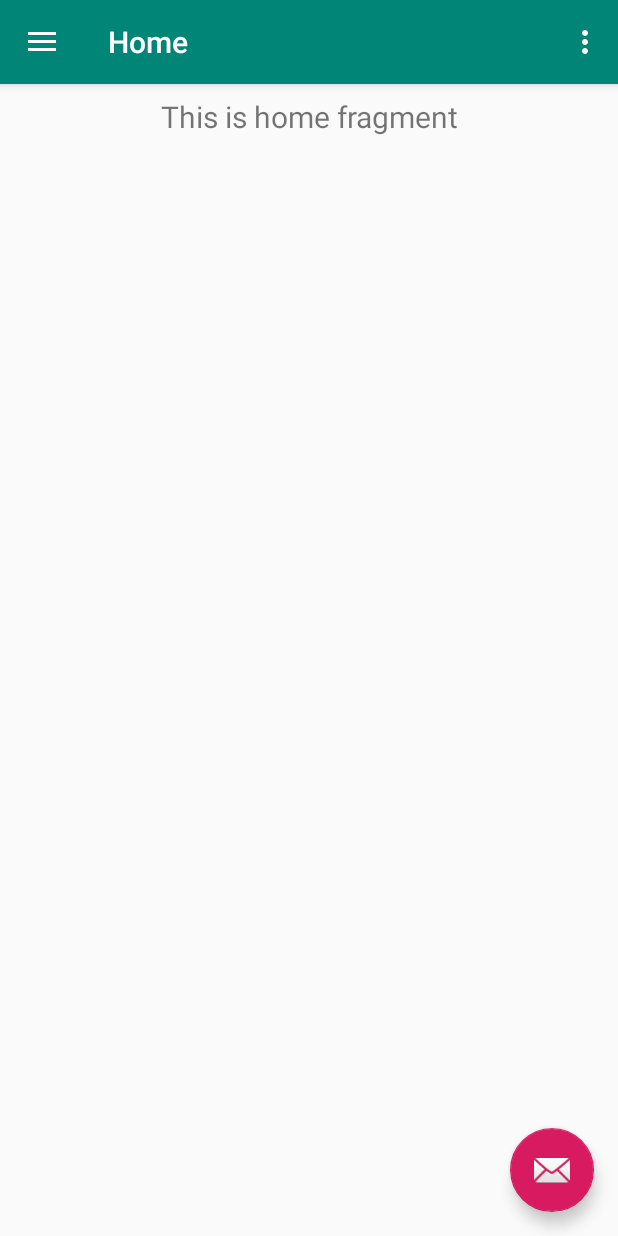
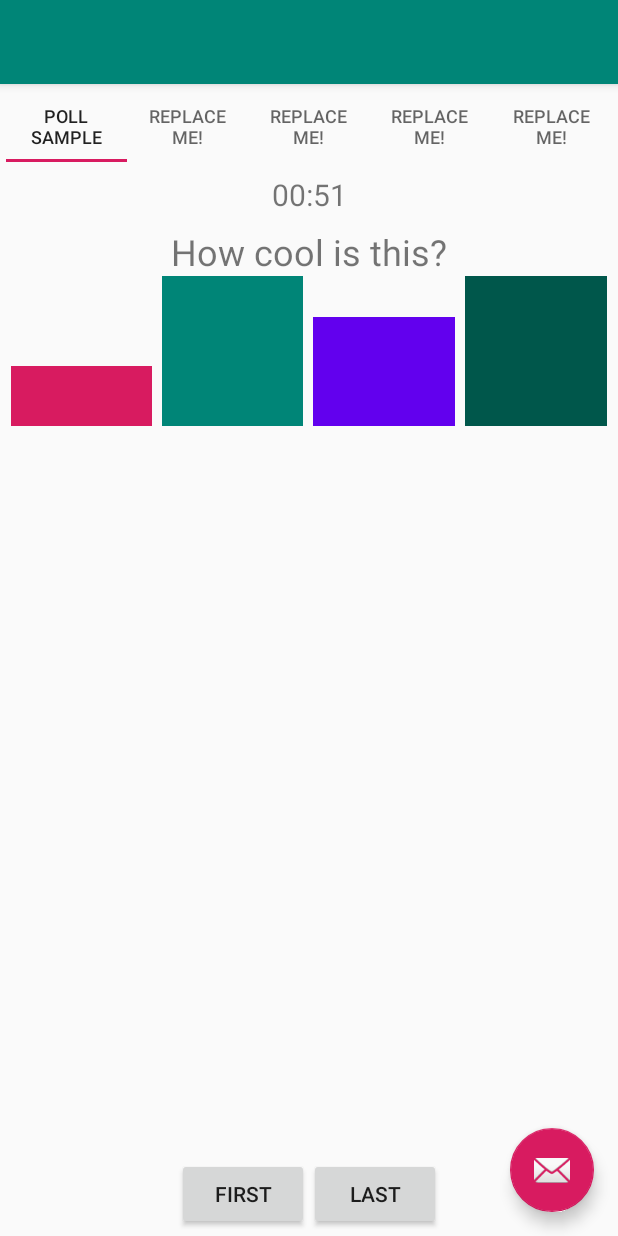
Before and after one commit to TheGingerRage/hackathon6-app, an Android app: the screen it shows after launch (MainActivity), on a phone screen of 412 x 824 dp. Run offline under Robolectric (Android 15) with nearby library versions, the light colour scheme and no system bars; our stand-ins replace navigation-ui.

Commit message:
Poll - Built out polling - Includes view pager for profile, which is slightly out of scope

```diff
--- a/app/build.gradle
+++ b/app/build.gradle
@@ -22,7 +22,7 @@ android {
 dependencies {
     implementation fileTree(dir: 'libs', include: ['*.jar'])
     implementation 'androidx.appcompat:appcompat:1.0.2'
-    implementation 'com.google.android.material:material:1.0.0'
+    implementation 'com.google.android.material:material:1.1.0-alpha04'
     implementation 'androidx.constraintlayout:constraintlayout:1.1.3'
     implementation 'androidx.navigation:navigation-fragment:2.0.0'
     implementation 'androidx.navigation:navigation-ui:2.0.0'
--- a/app/src/main/java/com/example/hackathon6_app/MainActivity.java
+++ b/app/src/main/java/com/example/hackathon6_app/MainActivity.java
@@ -1,36 +1,38 @@
 package com.example.hackathon6_app;
 
 import android.os.Bundle;
+import android.view.Menu;
+import android.view.View;
+import android.widget.Button;
 
-import com.google.android.material.floatingactionbutton.FloatingActionButton;
-import com.google.android.material.snackbar.Snackbar;
-
-import android.view.View;
-
+import androidx.fragment.app.Fragment;
+import androidx.fragment.app.FragmentActivity;
+import androidx.fragment.app.FragmentManager;
+import androidx.fragment.app.FragmentPagerAdapter;
 import androidx.navigation.NavController;
 import androidx.navigation.Navigation;
-import androidx.navigation.ui.AppBarConfiguration;
 import androidx.navigation.ui.NavigationUI;
+import androidx.viewpager.widget.ViewPager;
 
+import com.example.hackathon6_app.ui.PlaceholderFragment;
+import com.example.hackathon6_app.ui.poll.PollFragment;
+import com.google.android.material.floatingactionbutton.FloatingActionButton;
 import com.google.android.material.navigation.NavigationView;
+import com.google.android.material.snackbar.Snackbar;
+import com.google.android.material.tabs.TabLayout;
 
-import androidx.drawerlayout.widget.DrawerLayout;
+public class MainActivity extends FragmentActivity {
 
-import androidx.appcompat.app.AppCompatActivity;
-import androidx.appcompat.widget.Toolbar;
+    private static final int NUM_ITEMS = 5;
 
-import android.view.Menu;
-
-public class MainActivity extends AppCompatActivity {
-
-    private AppBarConfiguration mAppBarConfiguration;
+    private PageAdapter mAdapter;
+    private ViewPager mPager;
 
     @Override
     protected void onCreate(Bundle savedInstanceState) {
         super.onCreate(savedInstanceState);
         setContentView(R.layout.activity_main);
-        Toolbar toolbar = findViewById(R.id.toolbar);
-        setSupportActionBar(toolbar);
+
         FloatingActionButton fab = findViewById(R.id.fab);
         fab.setOnClickListener(new View.OnClickListener() {
             @Override
@@ -39,18 +41,35 @@ public class MainActivity extends AppCompatActivity {
                         .setAction("Action", null).show();
             }
         });
-        DrawerLayout drawer = findViewById(R.id.drawer_layout);
+
         NavigationView navigationView = findViewById(R.id.nav_view);
-        // Passing each menu ID as a set of Ids because each
-        // menu should be considered as top level destinations.
-        mAppBarConfiguration = new AppBarConfiguration.Builder(
-                R.id.nav_home, R.id.nav_gallery, R.id.nav_slideshow,
-                R.id.nav_tools, R.id.nav_share, R.id.nav_send)
-                .setDrawerLayout(drawer)
-                .build();
         NavController navController = Navigation.findNavController(this, R.id.nav_host_fragment);
-        NavigationUI.setupActionBarWithNavController(this, navController, mAppBarConfiguration);
         NavigationUI.setupWithNavController(navigationView, navController);
+
+        mAdapter = new PageAdapter(getSupportFragmentManager());
+
+        mPager = findViewById(R.id.pager);
+        mPager.setAdapter(mAdapter);
+
+        TabLayout tabs = findViewById(R.id.pager_header);
+        tabs.setupWithViewPager(mPager, false);
+
+        Button button = findViewById(R.id.goto_first);
+        button.setOnClickListener(new View.OnClickListener() {
+            @Override
+
+            public void onClick(View v) {
+                mPager.setCurrentItem(0);
+            }
+        });
+
+        button = findViewById(R.id.goto_last);
+        button.setOnClickListener(new View.OnClickListener() {
+            @Override
+            public void onClick(View v) {
+                mPager.setCurrentItem(NUM_ITEMS - 1);
+            }
+        });
     }
 
     @Override
@@ -60,10 +79,42 @@ public class MainActivity extends AppCompatActivity {
         return true;
     }
 
-    @Override
-    public boolean onSupportNavigateUp() {
-        NavController navController = Navigation.findNavController(this, R.id.nav_host_fragment);
-        return NavigationUI.navigateUp(navController, mAppBarConfiguration)
-                || super.onSupportNavigateUp();
+    public static class PageAdapter extends FragmentPagerAdapter {
+        public PageAdapter(FragmentManager fm) {
+            super(fm);
+        }
+
+        @Override
+        public int getCount() {
+            return NUM_ITEMS;
+        }
+
+        @Override
+        public Fragment getItem(int position) {
+            switch (position) {
+                case 0:
+                    return new PollFragment();
+                case 1:
+                case 2:
+                case 3:
+                case 4:
+                default:
+                    return new PlaceholderFragment();
+            }
+        }
+
+        @Override
+        public CharSequence getPageTitle(int position) {
+            switch (position) {
+                case 0:
+                    return "Poll Sample";
+                case 1:
+                case 2:
+                case 3:
+                case 4:
+                default:
+                    return "Replace Me!";
+            }
+        }
     }
 }
--- /dev/null
+++ b/app/src/main/java/com/example/hackathon6_app/poll/Poll.java
@@ -0,0 +1,75 @@
+package com.example.hackathon6_app.poll;
+
+import android.util.Log;
+
+import androidx.lifecycle.LifecycleOwner;
+import androidx.lifecycle.LiveData;
+import androidx.lifecycle.MutableLiveData;
+import androidx.lifecycle.Observer;
+
+import java.util.ArrayList;
+
+public class Poll {
+
+    public int mostVotes;
+    private String pollTopic;
+    private ArrayList<PollItem> pollItems;
+
+    public Poll(String pollTopic) {
+        this.pollTopic = pollTopic;
+        this.pollItems = new ArrayList<>();
+        this.mostVotes = 0;
+    }
+
+    public String getTopic() {
+        return this.pollTopic;
+    }
+
+    public void addPollItem(String text, int color) {
+        this.pollItems.add(new Poll.PollItem(this.pollItems.size(), text, color));
+    }
+
+    public ArrayList<PollItem> getPollItems() {
+        return this.pollItems;
+    }
+
+    public int getVoteCount(int position) {
+        return this.pollItems.get(position).getCount().getValue();
+    }
+
+    public void updateVotes(int position, int changeInVotes) {
+        int votes = getVoteCount(position) + changeInVotes;
+        if (votes > mostVotes) {
+            mostVotes = votes;
+        }
+        Log.d("Votes", "Updating " + position + " to have " + votes + " votes");
+        this.pollItems.get(position).count.setValue(votes);
+    }
+
+    public static class PollItem {
+        public int position;
+        public String text;
+        public int color;
+        MutableLiveData<Integer> count;
+
+        public PollItem(int position, String text, int color) {
+            this(position, text, color, 0);
+        }
+
+        public PollItem(int position, String text, int color, int count) {
+            this.position = position;
+            this.text = text;
+            this.color = color;
+            this.count = new MutableLiveData<>();
+            this.count.setValue(count);
+        }
+
+        public void observe(LifecycleOwner owner, Observer<Integer> observer) {
+            this.count.observe(owner, observer);
+        }
+
+        LiveData<Integer> getCount() {
+            return this.count;
+        }
+    }
+}
--- /dev/null
+++ b/app/src/main/java/com/example/hackathon6_app/ui/PlaceholderFragment.java
@@ -0,0 +1,19 @@
+package com.example.hackathon6_app.ui;
+
+import android.os.Bundle;
+import android.view.LayoutInflater;
+import android.view.View;
+import android.view.ViewGroup;
+
+import androidx.annotation.NonNull;
+import androidx.fragment.app.Fragment;
+
+import com.example.hackathon6_app.R;
+
+public class PlaceholderFragment extends Fragment {
+
+    public View onCreateView(@NonNull LayoutInflater inflater,
+                             ViewGroup container, Bundle savedInstanceState) {
+        return inflater.inflate(R.layout.fragment_placeholder, container, false);
+    }
+}
--- a/app/src/main/java/com/example/hackathon6_app/ui/gallery/GalleryFragment.java
+++ b/app/src/main/java/com/example/hackathon6_app/ui/gallery/GalleryFragment.java
@@ -6,8 +6,8 @@ import android.view.View;
 import android.view.ViewGroup;
 import android.widget.TextView;
 
+import androidx.annotation.NonNull;
 import androidx.annotation.Nullable;
-import androidx.annotation.NonNull;
 import androidx.fragment.app.Fragment;
 import androidx.lifecycle.Observer;
 import androidx.lifecycle.ViewModelProviders;
--- a/app/src/main/java/com/example/hackathon6_app/ui/home/HomeFragment.java
+++ b/app/src/main/java/com/example/hackathon6_app/ui/home/HomeFragment.java
@@ -6,8 +6,8 @@ import android.view.View;
 import android.view.ViewGroup;
 import android.widget.TextView;
 
+import androidx.annotation.NonNull;
 import androidx.annotation.Nullable;
-import androidx.annotation.NonNull;
 import androidx.fragment.app.Fragment;
 import androidx.lifecycle.Observer;
 import androidx.lifecycle.ViewModelProviders;
--- /dev/null
+++ b/app/src/main/java/com/example/hackathon6_app/ui/poll/PollFragment.java
@@ -0,0 +1,90 @@
+package com.example.hackathon6_app.ui.poll;
+
+import android.os.Bundle;
+import android.view.LayoutInflater;
+import android.view.View;
+import android.view.ViewGroup;
+import android.widget.LinearLayout;
+import android.widget.TextView;
+
+import androidx.annotation.NonNull;
+import androidx.annotation.Nullable;
+import androidx.fragment.app.Fragment;
+import androidx.lifecycle.Observer;
+import androidx.lifecycle.ViewModelProviders;
+
+import com.example.hackathon6_app.R;
+import com.example.hackathon6_app.poll.Poll;
+
+import java.util.ArrayList;
+import java.util.Calendar;
+
+public class PollFragment extends Fragment {
+
+    private static final int POLL_TIME_IN_MINUTES = 1;
+
+    private PollViewModel pollViewModel;
+    private LinearLayout graphContainer;
+
+    public View onCreateView(@NonNull LayoutInflater inflater,
+                             ViewGroup container, Bundle savedInstanceState) {
+        pollViewModel = ViewModelProviders.of(this).get(PollViewModel.class);
+        View root = inflater.inflate(R.layout.fragment_poll, container, false);
+
+        pollViewModel.initializePoll("How cool is this?", this.getResources());
+
+        final TextView timerTextView = root.findViewById(R.id.text_countdown_timer);
+        pollViewModel.getTimerText().observe(this, new Observer<String>() {
+            @Override
+            public void onChanged(@Nullable String s) {
+                timerTextView.setText(s);
+            }
+        });
+
+        final TextView topicTextView = root.findViewById(R.id.text_topic);
+        topicTextView.setText(pollViewModel.getTopic());
+
+        graphContainer = root.findViewById(R.id.container_graph);
+        initializeGraph();
+
+        for (final Poll.PollItem pollItem : pollViewModel.getPollItems()) {
+            pollItem.observe(this, new Observer<Integer>() {
+                @Override
+                public void onChanged(Integer count) {
+                    View v = graphContainer.getChildAt(pollItem.position);
+                    int height = pollViewModel.getItemHeight(graphContainer.getHeight(), count);
+
+                    ViewGroup.LayoutParams params = v.getLayoutParams();
+                    params.height = height;
+                    v.setLayoutParams(params);
+                }
+            });
+        }
+
+        Calendar c = Calendar.getInstance();
+        c.add(Calendar.MINUTE, POLL_TIME_IN_MINUTES);
+
+        try {
+            pollViewModel.startPoll(c.getTime());
+        } catch (Exception ex) {
+            ex.printStackTrace();
+        }
+
+        return root;
+    }
+
+    private void initializeGraph() {
+        ArrayList<Poll.PollItem> items = pollViewModel.getPollItems();
+        graphContainer.setWeightSum(items.size());
+
+        for (Poll.PollItem item : items) {
+            LinearLayout.LayoutParams layoutParams = new LinearLayout.LayoutParams(0, 1);
+            layoutParams.weight = 1;
+            layoutParams.setMargins(5, 0, 5, 0);
+
+            View v = new View(graphContainer.getContext());
+            v.setBackgroundResource(item.color);
+            graphContainer.addView(v, layoutParams);
+        }
+    }
+}
--- /dev/null
+++ b/app/src/main/java/com/example/hackathon6_app/ui/poll/PollViewModel.java
@@ -0,0 +1,150 @@
+package com.example.hackathon6_app.ui.poll;
+
+import android.content.res.Resources;
+import android.os.CountDownTimer;
+import android.util.Log;
+
+import androidx.lifecycle.LiveData;
+import androidx.lifecycle.MutableLiveData;
+import androidx.lifecycle.ViewModel;
+
+import com.example.hackathon6_app.R;
+import com.example.hackathon6_app.poll.Poll;
+
+import java.util.ArrayList;
+import java.util.Date;
+import java.util.concurrent.TimeUnit;
+
+public class PollViewModel extends ViewModel {
+
+    private static int FINAL_COUNT_0 = 35;
+    private static int FINAL_COUNT_1 = 75;
+    private static int FINAL_COUNT_2 = 55;
+    private static int FINAL_COUNT_3 = 100;
+
+    private CountDownTimer timer;
+    private Poll poll;
+    private long timeRemaining;
+    private MutableLiveData<String> timerText;
+
+    public PollViewModel() {
+        this.timerText = new MutableLiveData<>();
+        this.timerText.setValue("Waiting on poll...");
+    }
+
+    public void stopPoll() {
+        timer.onFinish();
+    }
+
+    public int getItemHeight(int maxHeight, int votes) {
+        if (poll.mostVotes == 0) {
+            return 0;
+        }
+
+        int height = (int) (maxHeight * (votes / (double) poll.mostVotes));
+        return height == 0 ? 1 : height;
+    }
+
+    public ArrayList<Poll.PollItem> getPollItems() {
+        return this.poll.getPollItems();
+    }
+
+    public LiveData<String> getTimerText() {
+        return this.timerText;
+    }
+
+    public String getTopic() {
+        return this.poll.getTopic();
+    }
+
+    public void initializePoll(String topic, Resources res) {
+        this.poll = new Poll(topic);
+        this.poll.addPollItem("Item 1", R.color.colorAccent);
+        this.poll.addPollItem("Item 2", R.color.colorPrimary);
+        this.poll.addPollItem("Item 3", R.color.design_default_color_primary);
+        this.poll.addPollItem("Item 4", R.color.colorPrimaryDark);
+    }
+
+    public void setTimeRemaining(long timeRemaining) {
+        this.timeRemaining = timeRemaining;
+        if (this.timeRemaining <= 0) {
+            stopPoll();
+            return;
+        }
+
+        String timeString = String.format("%02d:%02d",
+            TimeUnit.MILLISECONDS.toMinutes(this.timeRemaining),
+            TimeUnit.MILLISECONDS.toSeconds(this.timeRemaining) -
+            TimeUnit.MINUTES.toSeconds(TimeUnit.MILLISECONDS.toMinutes(this.timeRemaining))
+        );
+
+        this.timerText.setValue(timeString);
+    }
+
+    public void startPoll(Date endTime) throws Exception {
+        if (timer != null) {
+            throw new Exception("Must stop timer before starting a new one");
+        }
+
+        Date now = new Date();
+        long timeRemaining = Math.abs(endTime.getTime() - now.getTime());
+        timer = new CountDownTimer(timeRemaining, 1000) {
+
+            public void onTick(long millisUntilFinished) {
+                setTimeRemaining(millisUntilFinished);
+
+                if (TimeUnit.MILLISECONDS.toSeconds(millisUntilFinished) % 3 == 0) {
+                    randomizeVotes(0);
+                    randomizeVotes(1);
+                    randomizeVotes(2);
+                    randomizeVotes(3);
+                }
+            }
+
+            public void onFinish() {
+               closePoll();
+            }
+        };
+        timer.start();
+    }
+
+    public void randomizeVotes(int position) {
+        int updatesLeft = (int) TimeUnit.MILLISECONDS.toSeconds(this.timeRemaining) / 3;
+
+        Log.d("Votes", "Left: " + updatesLeft);
+
+        int finalCount = 0;
+
+        switch (position) {
+            case 0:
+                finalCount = FINAL_COUNT_0;
+                break;
+            case 1:
+                finalCount = FINAL_COUNT_1;
+                break;
+            case 2:
+                finalCount = FINAL_COUNT_2;
+                break;
+            case 3:
+                finalCount = FINAL_COUNT_3;
+                break;
+        }
+
+        int change;
+        if (updatesLeft == 0) {
+            int total = (int) ((poll.mostVotes + 10) * (finalCount / 100.00));
+            change = total - this.poll.getVoteCount(position);
+        } else {
+            change = finalCount / updatesLeft;
+        }
+
+        Log.d("Votes", "Change: " + change);
+
+        this.poll.updateVotes(position, change);
+    }
+
+    private void closePoll() {
+        this.timerText.setValue("Poll is closed.");
+        timer = null;
+    }
+}
--- a/app/src/main/java/com/example/hackathon6_app/ui/send/SendFragment.java
+++ b/app/src/main/java/com/example/hackathon6_app/ui/send/SendFragment.java
@@ -6,8 +6,8 @@ import android.view.View;
 import android.view.ViewGroup;
 import android.widget.TextView;
 
+import androidx.annotation.NonNull;
 import androidx.annotation.Nullable;
-import androidx.annotation.NonNull;
 import androidx.fragment.app.Fragment;
 import androidx.lifecycle.Observer;
 import androidx.lifecycle.ViewModelProviders;
--- a/app/src/main/java/com/example/hackathon6_app/ui/share/ShareFragment.java
+++ b/app/src/main/java/com/example/hackathon6_app/ui/share/ShareFragment.java
@@ -6,8 +6,8 @@ import android.view.View;
 import android.view.ViewGroup;
 import android.widget.TextView;
 
+import androidx.annotation.NonNull;
 import androidx.annotation.Nullable;
-import androidx.annotation.NonNull;
 import androidx.fragment.app.Fragment;
 import androidx.lifecycle.Observer;
 import androidx.lifecycle.ViewModelProviders;
--- a/app/src/main/java/com/example/hackathon6_app/ui/slideshow/SlideshowFragment.java
+++ b/app/src/main/java/com/example/hackathon6_app/ui/slideshow/SlideshowFragment.java
@@ -6,8 +6,8 @@ import android.view.View;
 import android.view.ViewGroup;
 import android.widget.TextView;
 
+import androidx.annotation.NonNull;
 import androidx.annotation.Nullable;
-import androidx.annotation.NonNull;
 import androidx.fragment.app.Fragment;
 import androidx.lifecycle.Observer;
 import androidx.lifecycle.ViewModelProviders;
--- a/app/src/main/java/com/example/hackathon6_app/ui/tools/ToolsFragment.java
+++ b/app/src/main/java/com/example/hackathon6_app/ui/tools/ToolsFragment.java
@@ -6,8 +6,8 @@ import android.view.View;
 import android.view.ViewGroup;
 import android.widget.TextView;
 
+import androidx.annotation.NonNull;
 import androidx.annotation.Nullable;
-import androidx.annotation.NonNull;
 import androidx.fragment.app.Fragment;
 import androidx.lifecycle.Observer;
 import androidx.lifecycle.ViewModelProviders;
--- a/app/src/main/res/layout/content_main.xml
+++ b/app/src/main/res/layout/content_main.xml
@@ -1,11 +1,35 @@
 <?xml version="1.0" encoding="utf-8"?>
-<androidx.constraintlayout.widget.ConstraintLayout xmlns:android="http://schemas.android.com/apk/res/android"
+<LinearLayout xmlns:android="http://schemas.android.com/apk/res/android"
     xmlns:app="http://schemas.android.com/apk/res-auto"
     xmlns:tools="http://schemas.android.com/tools"
     android:layout_width="match_parent"
     android:layout_height="match_parent"
+    android:orientation="vertical" android:padding="4dip"
+    android:gravity="center_horizontal"
     app:layout_behavior="@string/appbar_scrolling_view_behavior"
     tools:showIn="@layout/app_bar_main">
+
+    <androidx.viewpager.widget.ViewPager
+        android:id="@+id/pager"
+        android:layout_width="match_parent"
+        android:layout_height="0px"
+        android:layout_weight="1">
+
+        <com.google.android.material.tabs.TabLayout
+            android:id="@+id/pager_header"
+            android:layout_width="match_parent"
+            android:layout_height="wrap_content"
+            android:layout_gravity="top" />
+
+        <!--
+        <androidx.viewpager.widget.PagerTabStrip
+            android:id="@+id/pager_header"
+            android:layout_width="match_parent"
+            android:layout_height="wrap_content"
+            android:layout_gravity="top"
+            android:paddingBottom="4dp"
+            android:paddingTop="4dp" />
+            -->
 
         <fragment
             android:id="@+id/nav_host_fragment"
@@ -17,4 +41,21 @@
             app:layout_constraintRight_toRightOf="parent"
             app:layout_constraintTop_toTopOf="parent"
             app:navGraph="@navigation/mobile_navigation" />
-</androidx.constraintlayout.widget.ConstraintLayout>
+
+    </androidx.viewpager.widget.ViewPager>
+
+    <LinearLayout android:orientation="horizontal"
+        android:gravity="center" android:measureWithLargestChild="true"
+        android:layout_width="match_parent" android:layout_height="wrap_content"
+        android:layout_weight="0">
+        <Button android:id="@+id/goto_first"
+            android:layout_width="wrap_content" android:layout_height="wrap_content"
+            android:text="First">
+        </Button>
+        <Button android:id="@+id/goto_last"
+            android:layout_width="wrap_content" android:layout_height="wrap_content"
+            android:text="Last">
+        </Button>
+    </LinearLayout>
+
+</LinearLayout>
--- /dev/null
+++ b/app/src/main/res/layout/fragment_placeholder.xml
@@ -0,0 +1,19 @@
+<?xml version="1.0" encoding="utf-8"?>
+<androidx.constraintlayout.widget.ConstraintLayout xmlns:android="http://schemas.android.com/apk/res/android"
+    xmlns:app="http://schemas.android.com/apk/res-auto"
+    android:layout_width="match_parent"
+    android:layout_height="match_parent">
+
+    <TextView
+        android:layout_width="match_parent"
+        android:layout_height="wrap_content"
+        android:layout_marginStart="8dp"
+        android:layout_marginTop="8dp"
+        android:layout_marginEnd="8dp"
+        android:textAlignment="center"
+        android:textSize="20sp"
+        android:text="Replace Me1"
+        app:layout_constraintEnd_toEndOf="parent"
+        app:layout_constraintStart_toStartOf="parent"
+        app:layout_constraintTop_toTopOf="parent" />
+</androidx.constraintlayout.widget.ConstraintLayout>
--- /dev/null
+++ b/app/src/main/res/layout/fragment_poll.xml
@@ -0,0 +1,35 @@
+<?xml version="1.0" encoding="utf-8"?>
+<LinearLayout xmlns:android="http://schemas.android.com/apk/res/android"
+    android:layout_width="match_parent"
+    android:layout_height="match_parent"
+    android:orientation="vertical">
+
+    <TextView
+        android:id="@+id/text_countdown_timer"
+        android:layout_width="match_parent"
+        android:layout_height="wrap_content"
+        android:layout_marginStart="8dp"
+        android:layout_marginTop="8dp"
+        android:layout_marginEnd="8dp"
+        android:textAlignment="center"
+        android:textSize="20sp" />
+
+    <TextView
+        android:id="@+id/text_topic"
+        android:layout_width="match_parent"
+        android:layout_height="wrap_content"
+        android:layout_marginStart="8dp"
+        android:layout_marginTop="8dp"
+        android:layout_marginEnd="8dp"
+        android:textAlignment="center"
+        android:textSize="24sp" />
+
+    <LinearLayout
+        android:id="@+id/container_graph"
+        android:layout_width="match_parent"
+        android:layout_height="100dp"
+        android:orientation="horizontal"
+        android:gravity="bottom">
+    </LinearLayout>
+
+</LinearLayout>
--- a/app/src/main/res/menu/activity_main_drawer.xml
+++ b/app/src/main/res/menu/activity_main_drawer.xml
@@ -35,4 +35,13 @@
         </menu>
     </item>
 
+    <item android:title="Demo">
+        <menu>
+            <item
+                android:id="@+id/nav_poll"
+                android:icon="@drawable/ic_menu_slideshow"
+                android:title="@string/menu_poll" />"
+        </menu>
+    </item>
+
 </menu>
--- a/app/src/main/res/navigation/mobile_navigation.xml
+++ b/app/src/main/res/navigation/mobile_navigation.xml
@@ -40,4 +40,10 @@
         android:name="com.example.hackathon6_app.ui.send.SendFragment"
         android:label="@string/menu_send"
         tools:layout="@layout/fragment_send" />
+
+    <fragment
+        android:id="@+id/nav_poll"
+        android:name="com.example.hackathon6_app.ui.poll.PollFragment"
+        android:label="@string/menu_poll"
+        tools:layout="@layout/fragment_poll" />
 </navigation>
--- a/app/src/main/res/values/strings.xml
+++ b/app/src/main/res/values/strings.xml
@@ -13,4 +13,5 @@
     <string name="menu_tools">Tools</string>
     <string name="menu_share">Share</string>
     <string name="menu_send">Send</string>
+    <string name="menu_poll">Polling Sample</string>
 </resources>
```
Lines whose indentation alone changed are shown as unchanged.
